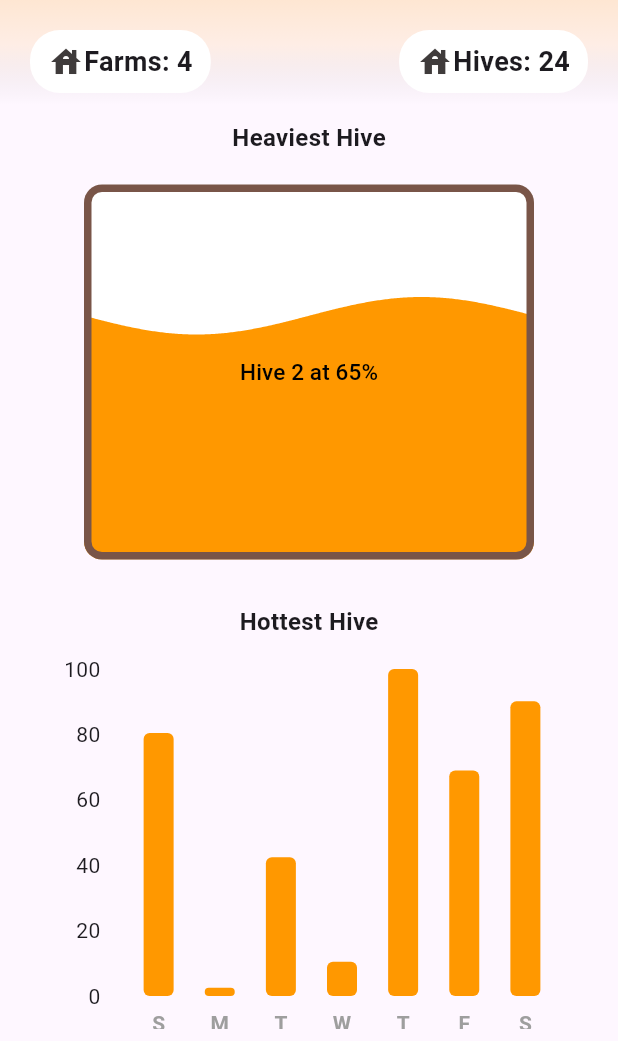
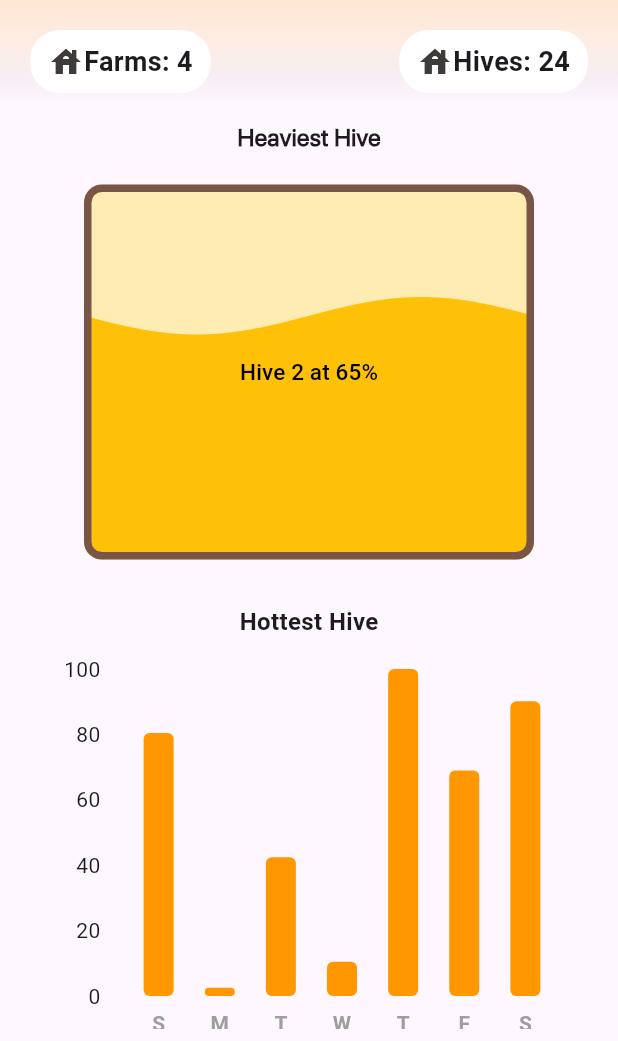
Before and after one commit to ademnea/Bee-keeper-s-mobile-app, a Flutter app: the Home screen opened directly, on a phone screen of 412 x 824 dp, the part 195-1236 px from its top. Run offline on Flutter 3.47's test engine with Material 3 defaults, Android fonts, the phone set to English and light mode, and no system bars; drawn by our look-alikes of fl_chart; our stand-ins replace cached_network_image, carousel_slider, chewie, flick_video_player, flutter_local_notifications, fluttertoast and 9 more; accounts and stored records are empty.

Commit message:
notifications,logo, fonts

```diff
--- a/farmer_app/lib/getstarted.dart
+++ b/farmer_app/lib/getstarted.dart
@@ -83,6 +83,7 @@ class _GetStartedState extends State<GetStarted> {
                               TextAlign.center, // Center text horizontally
                           style: const TextStyle(
                             fontSize: 24,
+                            fontFamily: 'Sans',
                             // fontWeight: FontWeight.bold,
                             color: Colors.white,
                           ),
--- a/farmer_app/lib/home.dart
+++ b/farmer_app/lib/home.dart
@@ -147,11 +147,17 @@ class _HomeState extends State<Home> {
                   ),
                   const Text(
                     'Heaviest Hive',
-                    style: TextStyle(fontWeight: FontWeight.bold, fontSize: 16),
+                    style: TextStyle(
+                        fontWeight: FontWeight.bold,
+                        fontSize: 16,
+                        fontFamily: 'Sans'),
                   ),
                   const SizedBox(
                     height: 20,
                   ),
+
+                  //bees animation
+                  Center(),
 
                   Center(
                     child: Container(
@@ -160,9 +166,9 @@ class _HomeState extends State<Home> {
                       child: LiquidLinearProgressIndicator(
                         value: 0.65, // Defaults to 0.5.
                         valueColor: const AlwaysStoppedAnimation(Colors
-                            .orange), // Defaults to the current Theme's accentColor.
-                        backgroundColor: Colors
-                            .white, // Defaults to the current Theme's backgroundColor.
+                            .amber), // Defaults to the current Theme's accentColor.
+                        backgroundColor: Colors.amber[
+                            100], // Defaults to the current Theme's backgroundColor.
                         borderColor: Colors.brown,
                         borderWidth: 5.0,
                         borderRadius: 12.0,
@@ -236,8 +242,8 @@ class _HomeState extends State<Home> {
                       radius: 130,
                       lineWidth: 30,
                       percent: 0.4,
-                      progressColor: Colors.orange,
-                      backgroundColor: Colors.deepOrange.shade100,
+                      progressColor: Colors.amber,
+                      backgroundColor: Colors.amber.shade100,
                       circularStrokeCap: CircularStrokeCap.round,
                       center: const Text(
                         '4 months left',
```
Also changed, not shown: farmer_app/lib/Notifications.dart (+12 -7 lines), farmer_app/lib/Services/notifi_service.dart (added, +37 -0 lines), farmer_app/lib/main.dart (+7 -1 lines), farmer_app/lib/splashscreen.dart (+4 -3 lines), farmer_app/pubspec.yaml (+6 -4 lines), farmer_app/fonts/Sans.OTF (added), farmer_app/pubspec.lock, 5 other files.
